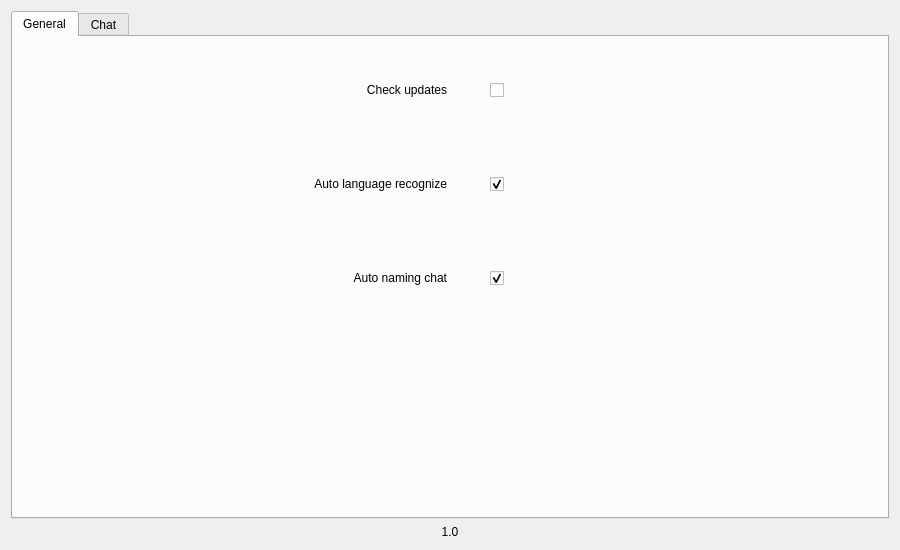
First picture: the form in ui/SettingsWidget.ui, repository KoromeloDev/MindMate, before the edit.
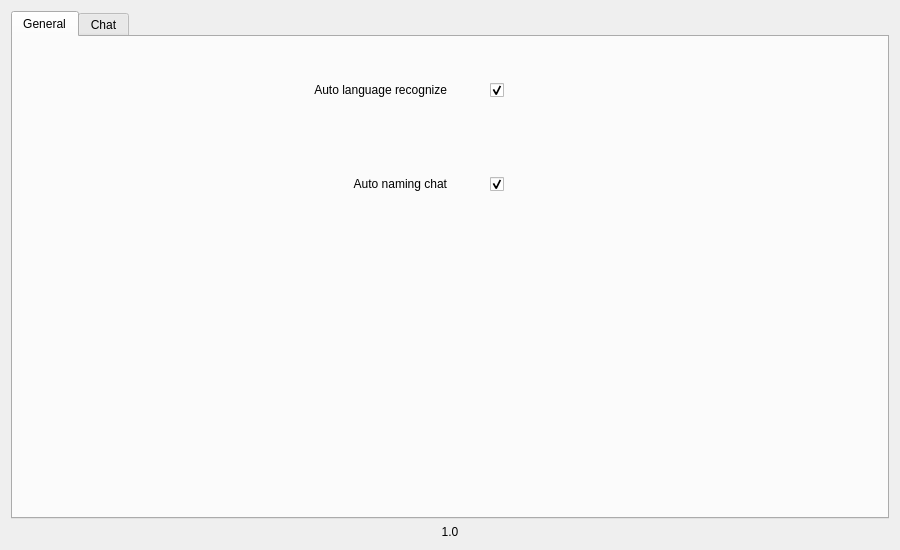
Second picture: the form after the edit.

Commit message: Deleting check update

Patch:
```diff
--- a/ui/SettingsWidget.ui
+++ b/ui/SettingsWidget.ui
@@ -30,127 +30,7 @@
        <string>General</string>
       </attribute>
       <layout class="QGridLayout" name="gridLayout">
-       <item row="0" column="0">
-        <layout class="QHBoxLayout" name="horizontalLayout_2">
-         <item>
-          <widget class="QLabel" name="updatesLabel">
-           <property name="text">
-            <string>Check updates</string>
-           </property>
-           <property name="alignment">
-            <set>Qt::AlignRight|Qt::AlignTrailing|Qt::AlignVCenter</set>
-           </property>
-          </widget>
-         </item>
-         <item>
-          <widget class="QCheckBox" name="checkUpdates">
-           <property name="sizePolicy">
-            <sizepolicy hsizetype="Minimum" vsizetype="Fixed">
-             <horstretch>0</horstretch>
-             <verstretch>0</verstretch>
-            </sizepolicy>
-           </property>
-           <property name="styleSheet">
-            <string notr="true">QCheckBox{
-	border-color: rgb(52, 52, 52);
-	margin: auto;
-}</string>
-           </property>
-           <property name="text">
-            <string/>
-           </property>
-           <property name="checkable">
-            <bool>true</bool>
-           </property>
-          </widget>
-         </item>
-        </layout>
-       </item>
-       <item row="1" column="0">
-        <layout class="QHBoxLayout" name="horizontalLayout_3">
-         <item>
-          <widget class="QLabel" name="langRecognizeLabel">
-           <property name="text">
-            <string>Auto language recognize</string>
-           </property>
-           <property name="alignment">
-            <set>Qt::AlignRight|Qt::AlignTrailing|Qt::AlignVCenter</set>
-           </property>
-          </widget>
-         </item>
-         <item>
-          <widget class="QCheckBox" name="langRecognize">
-           <property name="sizePolicy">
-            <sizepolicy hsizetype="Minimum" vsizetype="Fixed">
-             <horstretch>0</horstretch>
-             <verstretch>0</verstretch>
-            </sizepolicy>
-           </property>
-           <property name="toolTip">
-            <string>&lt;html&gt;&lt;head/&gt;&lt;body&gt;&lt;p&gt;If the widget with the code does not have a programming language, then it tries to turn to ChatGPT to determine the language (This may take some time).&lt;/p&gt;&lt;/body&gt;&lt;/html&gt;</string>
-           </property>
-           <property name="styleSheet">
-            <string notr="true">QCheckBox{
-	border-color: rgb(52, 52, 52);
-	margin: auto;
-}</string>
-           </property>
-           <property name="text">
-            <string/>
-           </property>
-           <property name="checkable">
-            <bool>true</bool>
-           </property>
-           <property name="checked">
-            <bool>true</bool>
-           </property>
-          </widget>
-         </item>
-        </layout>
-       </item>
        <item row="2" column="0">
-        <layout class="QHBoxLayout" name="horizontalLayout_4">
-         <item>
-          <widget class="QLabel" name="autoNamingChatLabel">
-           <property name="text">
-            <string>Auto naming chat</string>
-           </property>
-           <property name="alignment">
-            <set>Qt::AlignRight|Qt::AlignTrailing|Qt::AlignVCenter</set>
-           </property>
-          </widget>
-         </item>
-         <item>
-          <widget class="QCheckBox" name="autoNamingChat">
-           <property name="sizePolicy">
-            <sizepolicy hsizetype="Minimum" vsizetype="Fixed">
-             <horstretch>0</horstretch>
-             <verstretch>0</verstretch>
-            </sizepolicy>
-           </property>
-           <property name="toolTip">
-            <string>&lt;html&gt;&lt;head/&gt;&lt;body&gt;&lt;p&gt;Automatically names the chat by sending a request to ChatGPT (This may take some time).&lt;/p&gt;&lt;/body&gt;&lt;/html&gt;</string>
-           </property>
-           <property name="styleSheet">
-            <string notr="true">QCheckBox{
-	border-color: rgb(52, 52, 52);
-	margin: auto;
-}</string>
-           </property>
-           <property name="text">
-            <string/>
-           </property>
-           <property name="checkable">
-            <bool>true</bool>
-           </property>
-           <property name="checked">
-            <bool>true</bool>
-           </property>
-          </widget>
-         </item>
-        </layout>
-       </item>
-       <item row="3" column="0">
         <spacer name="verticalSpacer_2">
          <property name="orientation">
           <enum>Qt::Vertical</enum>
@@ -163,6 +43,90 @@
          </property>
         </spacer>
        </item>
+       <item row="1" column="0">
+        <layout class="QHBoxLayout" name="horizontalLayout_4">
+         <item>
+          <widget class="QLabel" name="autoNamingChatLabel">
+           <property name="text">
+            <string>Auto naming chat</string>
+           </property>
+           <property name="alignment">
+            <set>Qt::AlignRight|Qt::AlignTrailing|Qt::AlignVCenter</set>
+           </property>
+          </widget>
+         </item>
+         <item>
+          <widget class="QCheckBox" name="autoNamingChat">
+           <property name="sizePolicy">
+            <sizepolicy hsizetype="Minimum" vsizetype="Fixed">
+             <horstretch>0</horstretch>
+             <verstretch>0</verstretch>
+            </sizepolicy>
+           </property>
+           <property name="toolTip">
+            <string>&lt;html&gt;&lt;head/&gt;&lt;body&gt;&lt;p&gt;Automatically names the chat by sending a request to ChatGPT (This may take some time).&lt;/p&gt;&lt;/body&gt;&lt;/html&gt;</string>
+           </property>
+           <property name="styleSheet">
+            <string notr="true">QCheckBox{
+	border-color: rgb(52, 52, 52);
+	margin: auto;
+}</string>
+           </property>
+           <property name="text">
+            <string/>
+           </property>
+           <property name="checkable">
+            <bool>true</bool>
+           </property>
+           <property name="checked">
+            <bool>true</bool>
+           </property>
+          </widget>
+         </item>
+        </layout>
+       </item>
+       <item row="0" column="0">
+        <layout class="QHBoxLayout" name="horizontalLayout_3">
+         <item>
+          <widget class="QLabel" name="langRecognizeLabel">
+           <property name="text">
+            <string>Auto language recognize</string>
+           </property>
+           <property name="alignment">
+            <set>Qt::AlignRight|Qt::AlignTrailing|Qt::AlignVCenter</set>
+           </property>
+          </widget>
+         </item>
+         <item>
+          <widget class="QCheckBox" name="langRecognize">
+           <property name="sizePolicy">
+            <sizepolicy hsizetype="Minimum" vsizetype="Fixed">
+             <horstretch>0</horstretch>
+             <verstretch>0</verstretch>
+            </sizepolicy>
+           </property>
+           <property name="toolTip">
+            <string>&lt;html&gt;&lt;head/&gt;&lt;body&gt;&lt;p&gt;If the widget with the code does not have a programming language, then it tries to turn to ChatGPT to determine the language (This may take some time).&lt;/p&gt;&lt;/body&gt;&lt;/html&gt;</string>
+           </property>
+           <property name="styleSheet">
+            <string notr="true">QCheckBox{
+	border-color: rgb(52, 52, 52);
+	margin: auto;
+}</string>
+           </property>
+           <property name="text">
+            <string/>
+           </property>
+           <property name="checkable">
+            <bool>true</bool>
+           </property>
+           <property name="checked">
+            <bool>true</bool>
+           </property>
+          </widget>
+         </item>
+        </layout>
+       </item>
       </layout>
      </widget>
      <widget class="QWidget" name="chat">
```
The commit also changes 10 other files.
